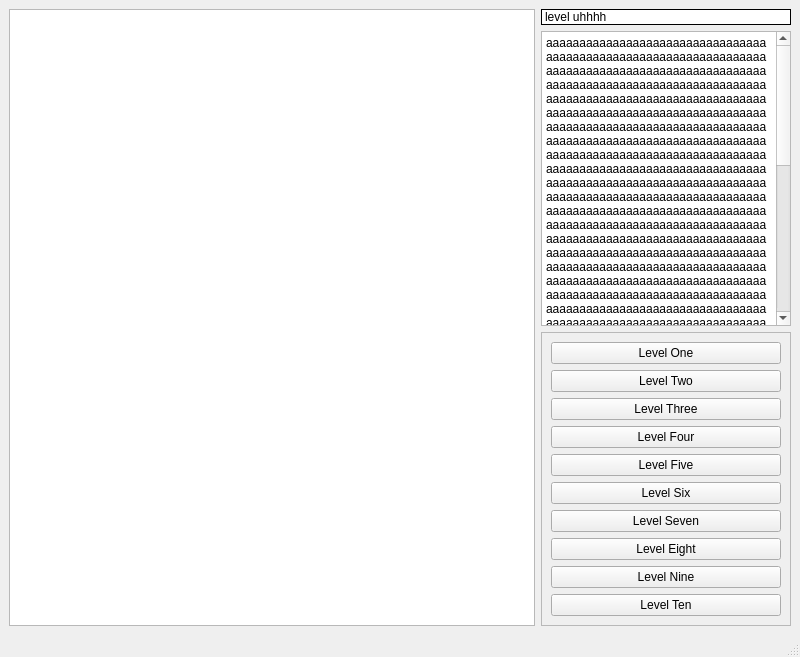
The window that circuit_game_view.ui (MattLinguini/circuitgates) describes before a commit, drawn with Qt 5.
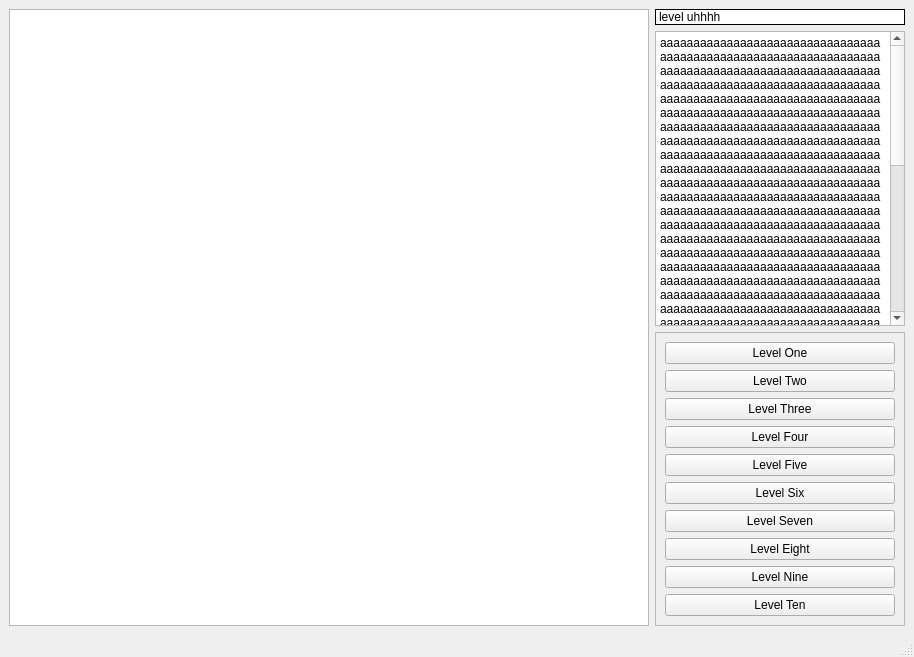
The same window after the commit.

Diff of the .ui file:
```diff
--- a/circuit_game_view.ui
+++ b/circuit_game_view.ui
@@ -6,7 +6,7 @@
    <rect>
     <x>0</x>
     <y>0</y>
-    <width>800</width>
+    <width>914</width>
     <height>657</height>
    </rect>
   </property>
@@ -143,8 +143,7 @@
            <x>0</x>
            <y>0</y>
            <width>248</width>
-           <height>312</height>
-           <height>289</height>
+           <height>322</height>
           </rect>
          </property>
          <layout class="QVBoxLayout" name="verticalLayout_2">
```
Left out of the diff: 4 changed lines with no effect on the pictures.
